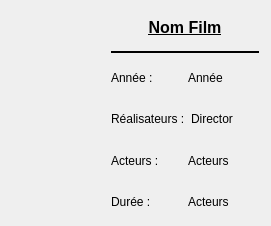
Old version of the form FilmFinder/filmview.ui in the repository vdebergue/FilmFinder.
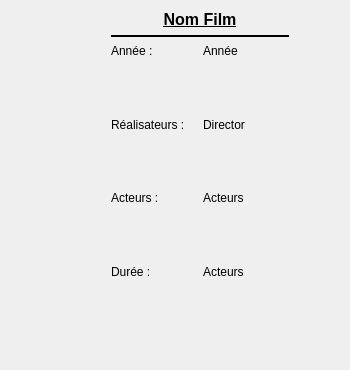
New version of the form. Icons and pictures are not drawn.

The edit to the form file:
```diff
--- a/FilmFinder/filmview.ui
+++ b/FilmFinder/filmview.ui
@@ -6,14 +6,14 @@
    <rect>
     <x>0</x>
     <y>0</y>
-    <width>271</width>
-    <height>226</height>
+    <width>350</width>
+    <height>370</height>
    </rect>
   </property>
   <property name="minimumSize">
    <size>
-    <width>219</width>
-    <height>226</height>
+    <width>350</width>
+    <height>370</height>
    </size>
   </property>
   <property name="windowTitle">
@@ -24,8 +24,8 @@
     <rect>
      <x>-1</x>
      <y>-1</y>
-     <width>271</width>
-     <height>231</height>
+     <width>301</width>
+     <height>291</height>
     </rect>
    </property>
    <layout class="QHBoxLayout" name="horizontalLayout">
@@ -104,6 +104,19 @@
         </item>
        </layout>
       </item>
+      <item>
+       <spacer name="verticalSpacer_3">
+        <property name="orientation">
+         <enum>Qt::Vertical</enum>
+        </property>
+        <property name="sizeHint" stdset="0">
+         <size>
+          <width>20</width>
+          <height>40</height>
+         </size>
+        </property>
+       </spacer>
+      </item>
       <item>
        <layout class="QHBoxLayout" name="horizontalLayout_3">
         <item>
@@ -125,6 +138,19 @@
         </item>
        </layout>
       </item>
+      <item>
+       <spacer name="verticalSpacer_2">
+        <property name="orientation">
+         <enum>Qt::Vertical</enum>
+        </property>
+        <property name="sizeHint" stdset="0">
+         <size>
+          <width>20</width>
+          <height>40</height>
+         </size>
+        </property>
+       </spacer>
+      </item>
       <item>
        <layout class="QHBoxLayout" name="horizontalLayout_5">
         <item>
@@ -146,6 +172,19 @@
         </item>
        </layout>
       </item>
+      <item>
+       <spacer name="verticalSpacer">
+        <property name="orientation">
+         <enum>Qt::Vertical</enum>
+        </property>
+        <property name="sizeHint" stdset="0">
+         <size>
+          <width>20</width>
+          <height>40</height>
+         </size>
+        </property>
+       </spacer>
+      </item>
       <item>
        <layout class="QHBoxLayout" name="horizontalLayout_4">
         <item>
```
